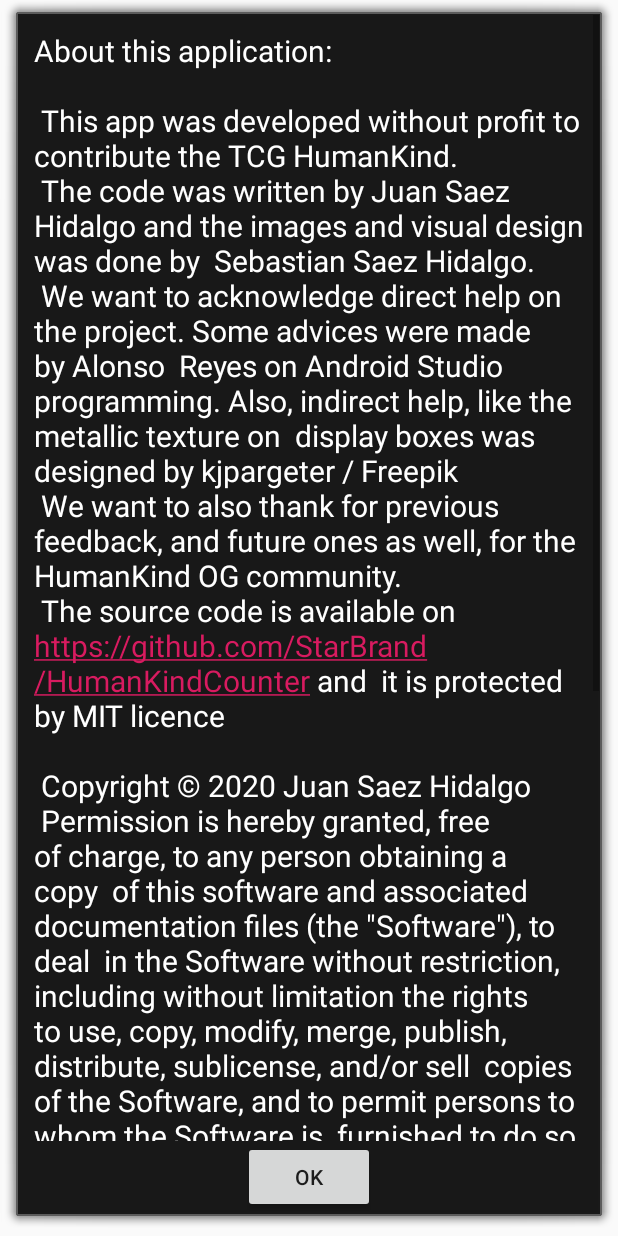
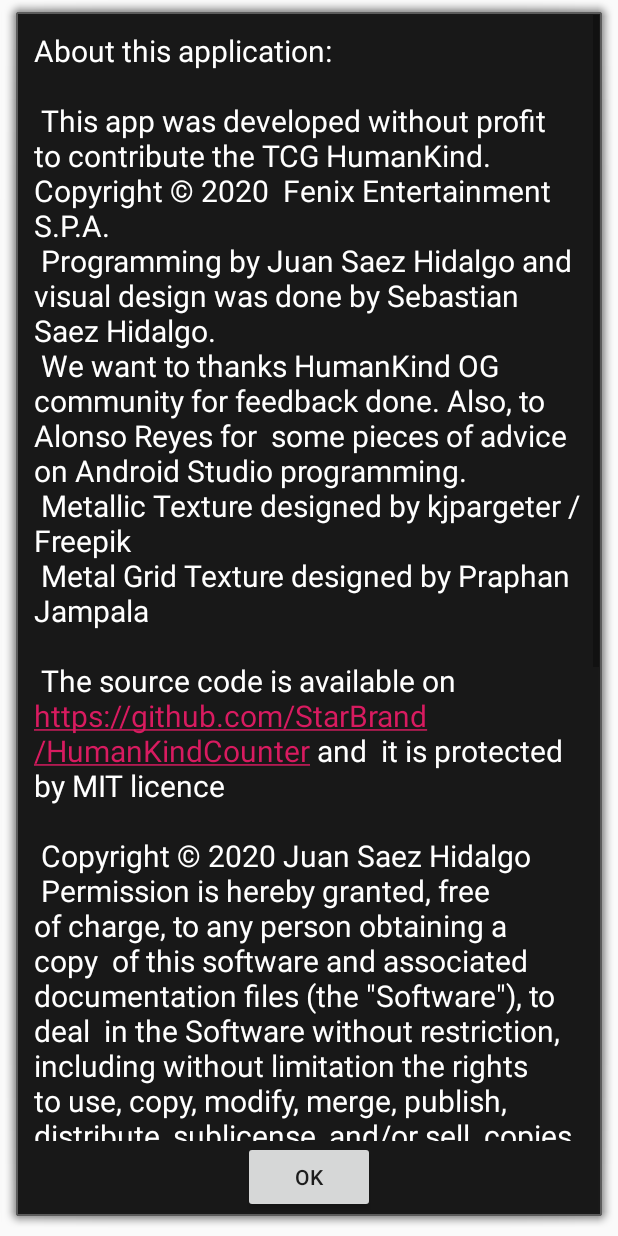
Before and after one commit to StarBrand/HumanKindCounter, an Android app: the layout about_info.xml on its own in the app's theme, with its tools: preview values and no code run, on a phone screen of 412 x 824 dp. Run offline under Robolectric (Android 15) with nearby library versions, the phone set to English and light mode, and no system bars.

Commit message:
About updated

```diff
--- a/app/src/main/res/values/strings.xml
+++ b/app/src/main/res/values/strings.xml
@@ -72,14 +72,13 @@
     <string name="no_implemented">Not implemented. Next version</string>
     <string name="about_info">
         "About this application:\n\n"
-        "This app was developed without profit to contribute the TCG HumanKind.\n"
-        "The code was written by Juan Saez Hidalgo and the images and visual design was done by "
-        "Sebastian Saez Hidalgo.\n"
-        "We want to acknowledge direct help on the project. Some advices were made by Alonso "
-        "Reyes on Android Studio programming. Also, indirect help, like the metallic texture on "
-        "display boxes was designed by kjpargeter / Freepik\n"
-        "We want to also thank for previous feedback, and future ones as well, for the "
-        "HumanKind OG community.\n"
+        "This app was developed without profit to contribute the TCG HumanKind. Copyright © 2020 "
+        "Fenix Entertainment S.P.A.\n"
+        "Programming by Juan Saez Hidalgo and visual design was done by Sebastian Saez Hidalgo.\n"
+        "We want to thanks HumanKind OG community for feedback done. Also, to Alonso Reyes for "
+        "some pieces of advice on Android Studio programming.\n"
+        "Metallic Texture designed by kjpargeter / Freepik\n"
+        "Metal Grid Texture designed by Praphan Jampala\n\n"
         "The source code is available on https://github.com/StarBrand/HumanKindCounter and "
         "it is protected by MIT licence\n\n"
         "Copyright © 2020 Juan Saez Hidalgo\n"
```
Also changed, not shown: 1 other file.
